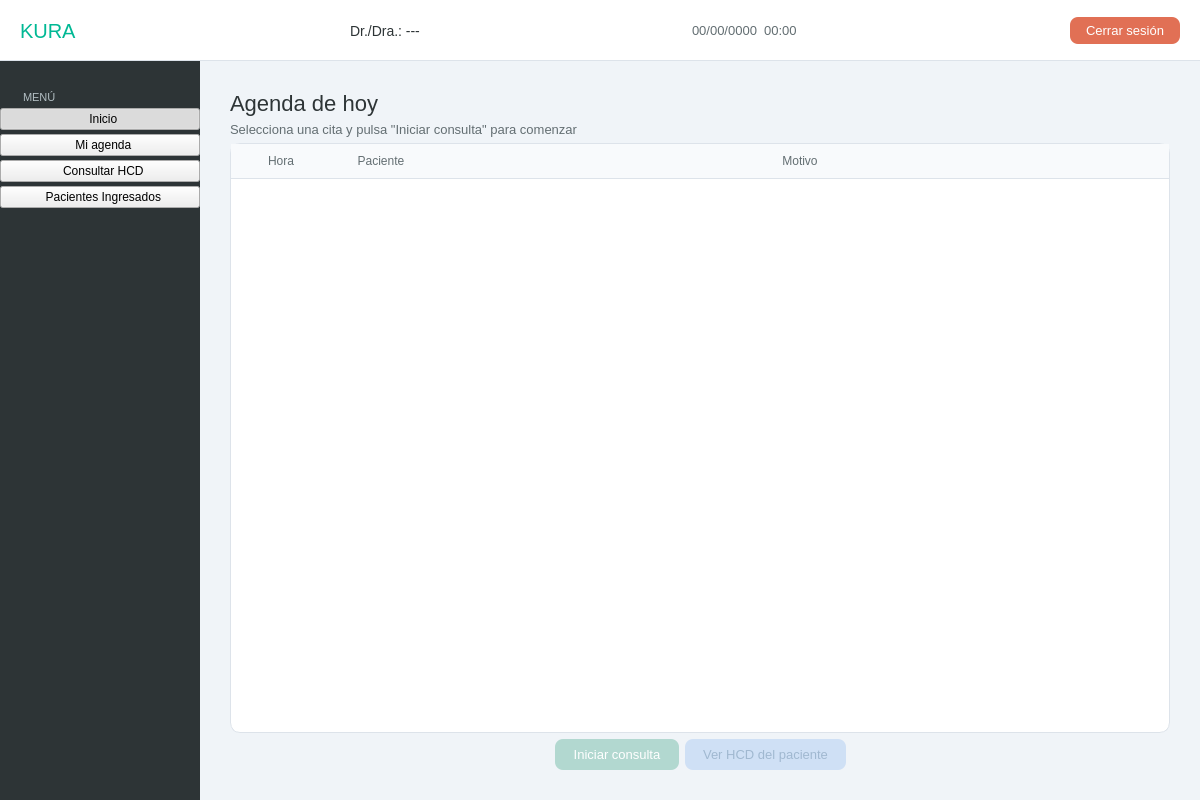
This is src/vista/Ui/VistaMedico.ui in hgarcg04/software-engineering as Qt 5 draws it before an edit. The edited form follows.
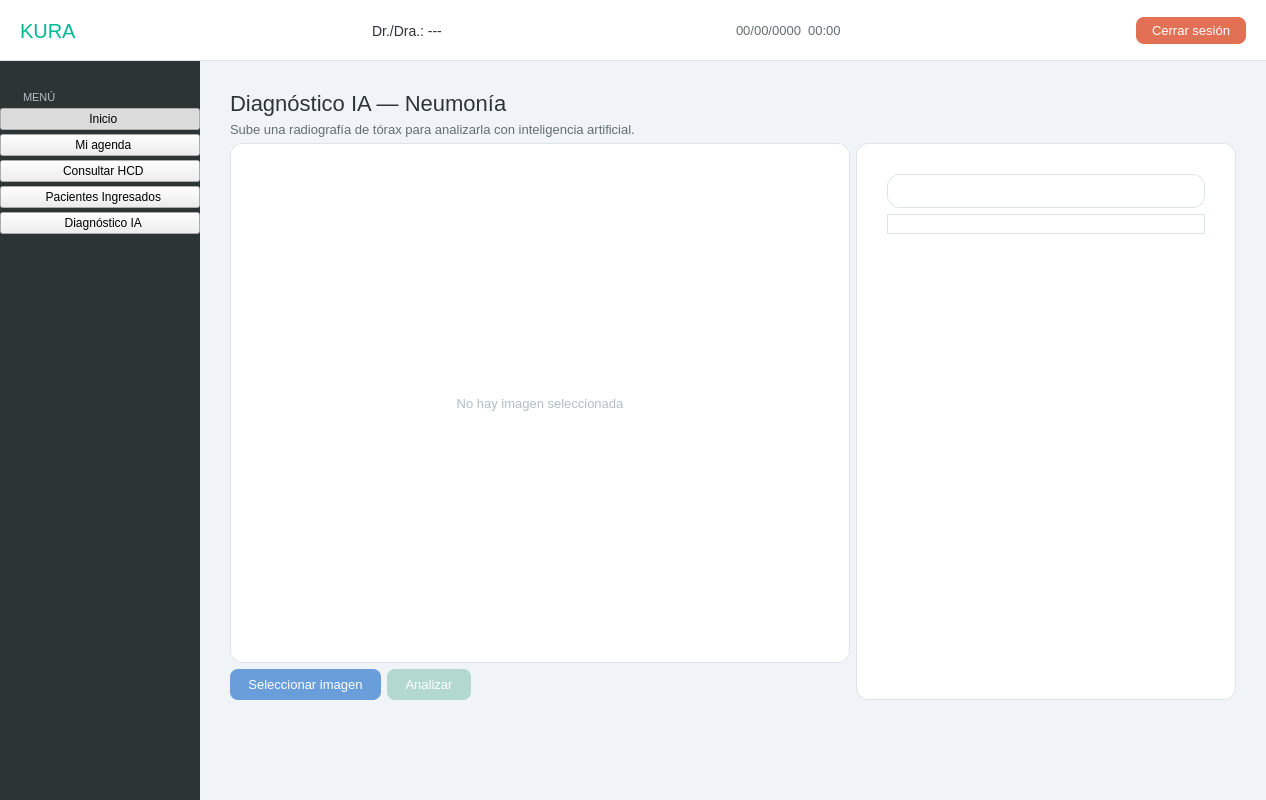
This is the edited form. The open tabs and pages were chosen to show the change.

The edit to the form file:
```diff
--- a/src/vista/Ui/VistaMedico.ui
+++ b/src/vista/Ui/VistaMedico.ui
@@ -145,6 +145,13 @@
            <property name="class" stdset="0"><string>navBtn</string></property>
           </widget>
          </item>
+         <item>
+          <widget class="QPushButton" name="btn_nav_neumonia">
+           <property name="text"><string>  Diagnóstico IA</string></property>
+           <property name="checkable"><bool>true</bool></property>
+           <property name="class" stdset="0"><string>navBtn</string></property>
+          </widget>
+         </item>
          <item><spacer><property name="orientation"><enum>Qt::Vertical</enum></property><property name="sizeHint" stdset="0"><size><width>20</width><height>40</height></size></property></spacer></item>
         </layout>
        </widget>
@@ -475,6 +482,93 @@
          </layout>
         </widget>
 
+
+        <widget class="QWidget" name="page_neumonia">
+         <layout class="QVBoxLayout" name="neumoniaLayout">
+          <property name="leftMargin"><number>30</number></property>
+          <property name="topMargin"><number>30</number></property>
+          <property name="rightMargin"><number>30</number></property>
+          <property name="bottomMargin"><number>30</number></property>
+          <item>
+           <widget class="QLabel" name="lbl_neumonia_titulo">
+            <property name="text"><string>Diagnóstico IA — Neumonía</string></property>
+            <property name="styleSheet"><string>font-family: 'Segoe UI Black'; font-size: 22px; color: #2d3436;</string></property>
+           </widget>
+          </item>
+          <item>
+           <widget class="QLabel" name="lbl_neumonia_sub">
+            <property name="text"><string>Sube una radiografía de tórax para analizarla con inteligencia artificial.</string></property>
+            <property name="styleSheet"><string>font-family: 'Segoe UI'; font-size: 13px; color: #636e72;</string></property>
+           </widget>
+          </item>
+          <item>
+           <layout class="QHBoxLayout">
+            <item>
+             <layout class="QVBoxLayout">
+              <item>
+               <widget class="QLabel" name="lbl_imagen_rx">
+                <property name="text"><string>No hay imagen seleccionada</string></property>
+                <property name="alignment"><set>Qt::AlignCenter</set></property>
+                <property name="minimumSize"><size><width>620</width><height>520</height></size></property>
+                <property name="styleSheet"><string>background-color: #ffffff; border-radius: 12px; border: 1px solid #dde3ea; color: #b2bec3; font-family: 'Segoe UI'; font-size: 13px;</string></property>
+               </widget>
+              </item>
+              <item>
+               <layout class="QHBoxLayout">
+                <item>
+                 <widget class="QPushButton" name="btn_seleccionar_rx">
+                  <property name="text"><string>Seleccionar imagen</string></property>
+                  <property name="styleSheet"><string>QPushButton { background-color: #6a9edb; color: white; border-radius: 8px; padding: 8px 18px; font-family: 'Segoe UI Semibold'; font-size: 13px; border: none; } QPushButton:hover { background-color: #4a7ec0; }</string></property>
+                 </widget>
+                </item>
+                <item>
+                 <widget class="QPushButton" name="btn_analizar_rx">
+                  <property name="text"><string>Analizar</string></property>
+                  <property name="enabled"><bool>false</bool></property>
+                  <property name="styleSheet"><string>QPushButton { background-color: #00b894; color: white; border-radius: 8px; padding: 8px 18px; font-family: 'Segoe UI Semibold'; font-size: 13px; border: none; } QPushButton:hover { background-color: #00a381; } QPushButton:disabled { background-color: #b2d8d0; }</string></property>
+                 </widget>
+                </item>
+                <item><spacer><property name="orientation"><enum>Qt::Horizontal</enum></property><property name="sizeHint" stdset="0"><size><width>0</width><height>0</height></size></property></spacer></item>
+               </layout>
+              </item>
+             </layout>
+            </item>
+            <item>
+             <widget class="QFrame" name="frame_resultado_rx">
+              <property name="visible"><bool>false</bool></property>
+              <property name="styleSheet"><string>QFrame { background-color: #ffffff; border-radius: 12px; border: 1px solid #dde3ea; }</string></property>
+              <property name="minimumSize"><size><width>380</width><height>520</height></size></property>
+              <layout class="QVBoxLayout">
+               <property name="leftMargin"><number>30</number></property>
+               <property name="topMargin"><number>30</number></property>
+               <property name="rightMargin"><number>30</number></property>
+               <property name="bottomMargin"><number>30</number></property>
+               <item>
+                <widget class="QLabel" name="lbl_resultado_rx">
+                 <property name="text"><string></string></property>
+                 <property name="alignment"><set>Qt::AlignCenter</set></property>
+                 <property name="wordWrap"><bool>true</bool></property>
+                 <property name="styleSheet"><string>font-family: 'Segoe UI Black'; font-size: 28px;</string></property>
+                </widget>
+               </item>
+               <item>
+                <widget class="QLabel" name="lbl_confianza_rx">
+                 <property name="text"><string></string></property>
+                 <property name="alignment"><set>Qt::AlignCenter</set></property>
+                 <property name="styleSheet"><string>font-family: 'Segoe UI'; font-size: 16px; color: #636e72;</string></property>
+                </widget>
+               </item>
+               <item><spacer><property name="orientation"><enum>Qt::Vertical</enum></property><property name="sizeHint" stdset="0"><size><width>0</width><height>40</height></size></property></spacer></item>
+              </layout>
+             </widget>
+            </item>
+            <item><spacer><property name="orientation"><enum>Qt::Horizontal</enum></property><property name="sizeHint" stdset="0"><size><width>0</width><height>0</height></size></property></spacer></item>
+           </layout>
+          </item>
+          <item><spacer><property name="orientation"><enum>Qt::Vertical</enum></property><property name="sizeHint" stdset="0"><size><width>0</width><height>0</height></size></property></spacer></item>
+         </layout>
+        </widget>
+
        </widget>
       </item>
      </layout>
```
